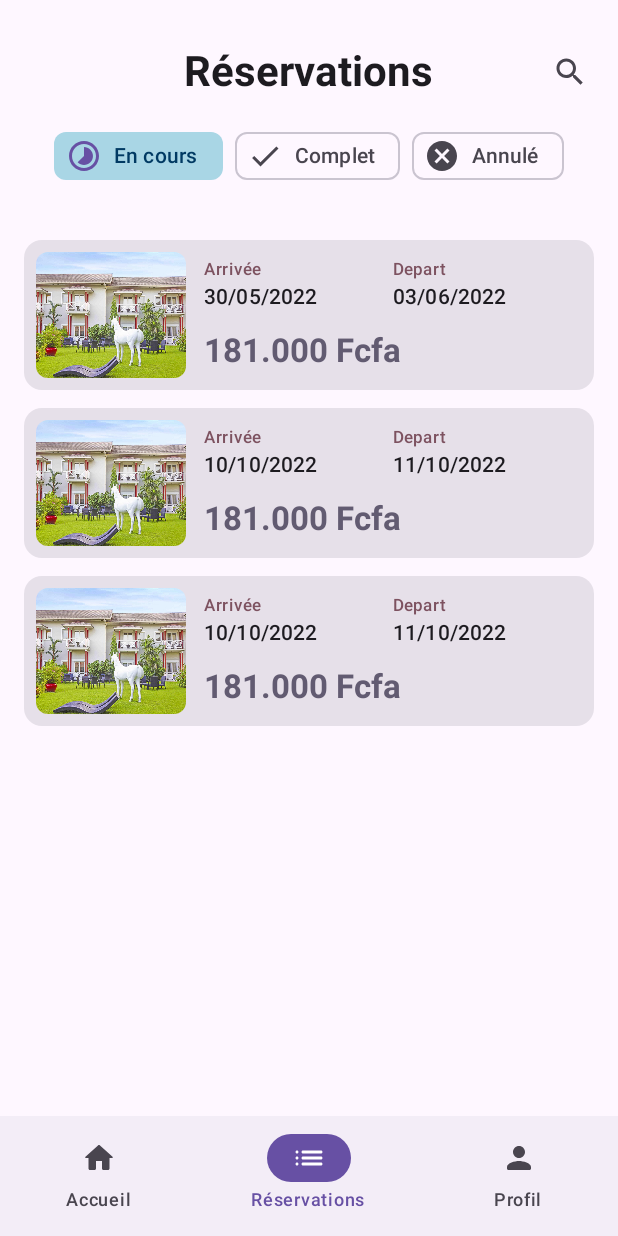
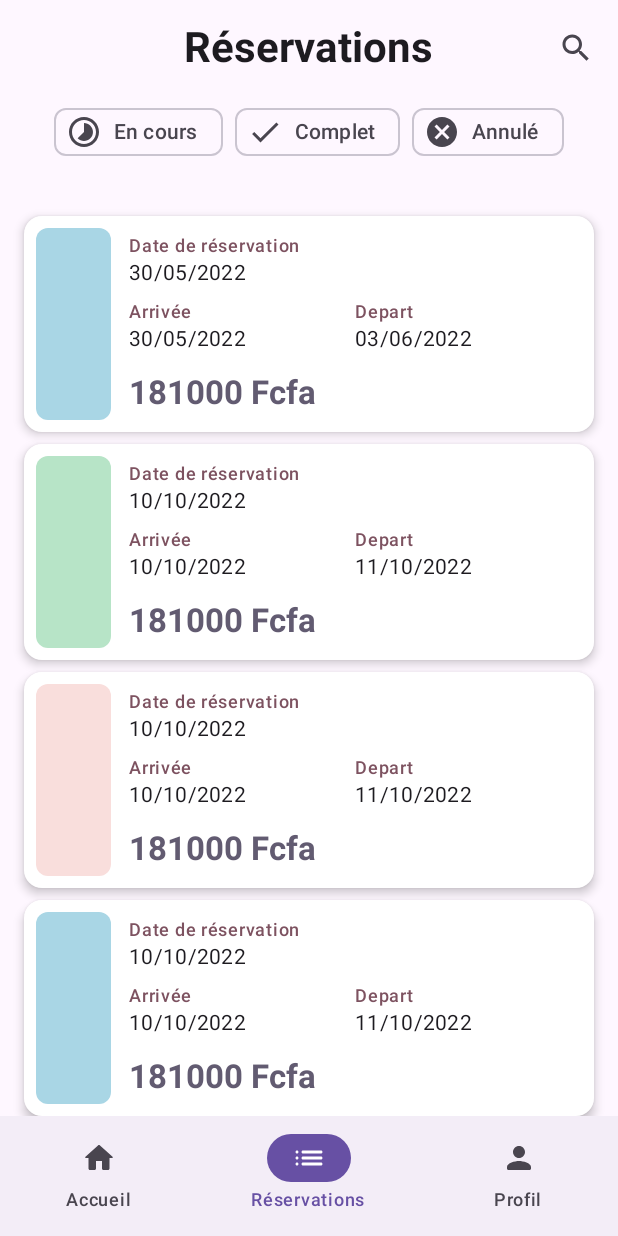
Before and after one commit to MelSardes/Nomad, an Android app built with Jetpack Compose: the screen it shows after launch (MainActivity), item 2 of the bottom bar chosen, on a phone screen of 412 x 824 dp. Run offline under Robolectric (Android 15) with nearby library versions, the phone set to English and light mode, and no system bars; our stand-ins replace accompanist.

Commit message:
Add search Bar, Change `BookingHistory` cards color

```diff
--- a/app/src/main/java/com/mukite/nomad/data/NomadUiState.kt
+++ b/app/src/main/java/com/mukite/nomad/data/NomadUiState.kt
@@ -17,7 +17,8 @@ data class NomadUiState(
     val personalInformation: PersonalInformation = PersonalInformation(),
     val totalPrice: Long = 0,
     val selectedRoomType: RoomType = RoomType.SUITE,
-    val selectedBookingHistoryItem: Booking? = null
+    val selectedBookingHistoryItem: Booking? = null,
+    val searchQuery: String = "",
 )
 
 data class PersonalInformation(
--- a/app/src/main/java/com/mukite/nomad/data/datasource/DataSource.kt
+++ b/app/src/main/java/com/mukite/nomad/data/datasource/DataSource.kt
@@ -20,6 +20,7 @@ object DataSource {
 
     val bookingSampleList = listOf(
         Booking(
+            id = 1,
             hotel = "Nomad",
             place = "Libreville",
             status = BookingStatus.ONGOING,
@@ -31,6 +32,7 @@ object DataSource {
             roomType = "Suite",
         ),
         Booking(
+            id = 2,
             hotel = "Nomad",
             place = "Libreville",
             status = BookingStatus.COMPLETED,
@@ -42,6 +44,7 @@ object DataSource {
             roomType = "Appartement",
         ),
         Booking(
+            id = 3,
             hotel = "Nomad",
             place = "Libreville",
             status = BookingStatus.CANCELED,
@@ -53,6 +56,7 @@ object DataSource {
             roomType = "Appartement",
         ),
         Booking(
+            id = 4,
             hotel = "Nomad",
             place = "Libreville",
             status = BookingStatus.ONGOING,
@@ -64,6 +68,7 @@ object DataSource {
             roomType = "suite",
         ),
         Booking(
+            id = 5,
             hotel = "Nomad",
             place = "Libreville",
             status = BookingStatus.COMPLETED,
@@ -75,7 +80,7 @@ object DataSource {
             roomType = "Suite",
         ),
         Booking(
-
+            id = 6,
             hotel = "Nomad",
             place = "Libreville",
             status = BookingStatus.ONGOING,
@@ -87,6 +92,7 @@ object DataSource {
             roomType = "Appartement",
         ),
         Booking(
+            id = 7,
             hotel = "Nomad",
             place = "Libreville",
             status = BookingStatus.CANCELED,
--- a/app/src/main/java/com/mukite/nomad/data/model/Booking.kt
+++ b/app/src/main/java/com/mukite/nomad/data/model/Booking.kt
@@ -1,6 +1,7 @@
 package com.mukite.nomad.data.model
 
 data class Booking(
+    val id: Int,
     val hotel: String,
     val place: String,
     val status: BookingStatus,
--- a/app/src/main/java/com/mukite/nomad/ui/NomadViewModel.kt
+++ b/app/src/main/java/com/mukite/nomad/ui/NomadViewModel.kt
@@ -103,4 +103,10 @@ class NomadViewModel : ViewModel() {
         }
     }
 
+    fun onSearchQueryChange(query: String) {
+        _uiState.update { currentValue ->
+            currentValue.copy(searchQuery = query)
+        }
+    }
+
 }
--- a/app/src/main/java/com/mukite/nomad/ui/bookingHistory/BookingHistory.kt
+++ b/app/src/main/java/com/mukite/nomad/ui/bookingHistory/BookingHistory.kt
@@ -1,40 +1,52 @@
 package com.mukite.nomad.ui.bookingHistory
 
+import androidx.compose.animation.AnimatedVisibility
 import androidx.compose.foundation.Image
 import androidx.compose.foundation.ScrollState
+import androidx.compose.foundation.background
 import androidx.compose.foundation.layout.Arrangement
 import androidx.compose.foundation.layout.Box
 import androidx.compose.foundation.layout.Column
 import androidx.compose.foundation.layout.IntrinsicSize
 import androidx.compose.foundation.layout.Row
 import androidx.compose.foundation.layout.Spacer
+import androidx.compose.foundation.layout.WindowInsets
+import androidx.compose.foundation.layout.captionBar
 import androidx.compose.foundation.layout.fillMaxHeight
 import androidx.compose.foundation.layout.fillMaxSize
 import androidx.compose.foundation.layout.fillMaxWidth
 import androidx.compose.foundation.layout.height
 import androidx.compose.foundation.layout.padding
 import androidx.compose.foundation.layout.width
+import androidx.compose.foundation.lazy.LazyColumn
+import androidx.compose.foundation.lazy.items
 import androidx.compose.foundation.rememberScrollState
 import androidx.compose.foundation.shape.RoundedCornerShape
 import androidx.compose.foundation.verticalScroll
 import androidx.compose.material.icons.Icons
+import androidx.compose.material.icons.filled.ArrowBack
 import androidx.compose.material.icons.filled.Cancel
 import androidx.compose.material.icons.filled.Check
 import androidx.compose.material.icons.filled.Search
 import androidx.compose.material.icons.filled.Timelapse
+import androidx.compose.material.icons.sharp.Cancel
 import androidx.compose.material3.Card
 import androidx.compose.material3.CardDefaults
 import androidx.compose.material3.CenterAlignedTopAppBar
 import androidx.compose.material3.ExperimentalMaterial3Api
 import androidx.compose.material3.FilterChip
 import androidx.compose.material3.Icon
-import androidx.compose.material3.InputChip
+import androidx.compose.material3.IconButton
 import androidx.compose.material3.InputChipDefaults
 import androidx.compose.material3.MaterialTheme
+import androidx.compose.material3.SearchBar
 import androidx.compose.material3.Text
 import androidx.compose.runtime.Composable
+import androidx.compose.runtime.collectAsState
 import androidx.compose.runtime.getValue
 import androidx.compose.runtime.mutableIntStateOf
+import androidx.compose.runtime.mutableStateOf
+import androidx.compose.runtime.remember
 import androidx.compose.runtime.saveable.rememberSaveable
 import androidx.compose.runtime.setValue
 import androidx.compose.ui.Alignment
@@ -54,34 +66,106 @@ import com.mukite.nomad.data.model.Booking
 import com.mukite.nomad.data.model.BookingStatus
 import com.mukite.nomad.ui.NomadViewModel
 
+@OptIn(ExperimentalMaterial3Api::class)
 @Composable
 fun BookingHistory(
     viewModel: NomadViewModel,
     modifier: Modifier = Modifier,
     navigateToDetails: () -> Unit
 ) {
-    val scrollState = rememberScrollState()
+    val uiState = viewModel.uiState.collectAsState()
+    var selectedChip by rememberSaveable { mutableIntStateOf(0) }
+    val searchBarState = remember { mutableStateOf(false) }
 
-    var selectedChip by rememberSaveable { mutableIntStateOf(0) }
+    Column(modifier = modifier) {
+        AnimatedVisibility(visible = !(searchBarState.value)) {
+            TopBar() { searchBarState.value = !searchBarState.value }
+        }
 
-    Column(modifier = modifier.padding(16.dp)) {
-        TopBar()
+        AnimatedVisibility(visible = searchBarState.value) {
+            SearchBar(
+                query = uiState.value.searchQuery,
+                onQueryChange = {
+                    viewModel.onSearchQueryChange(it)
+                },
+                onSearch = {},
+                active = searchBarState.value,
+                onActiveChange = {
+                    searchBarState.value = it
+                },
+                placeholder = { Text(text = stringResource(id = R.string.search_placeholder), color = Color.LightGray) },
+                leadingIcon = {
+                    if (searchBarState.value) {
+                        IconButton(onClick = { searchBarState.value = false }) {
+                            Icon(
+                                imageVector = Icons.Filled.ArrowBack,
+                                contentDescription = null,
+                            )
+                        }
+                    } else {
+                        Icon(
+                            imageVector = Icons.Filled.Search,
+                            contentDescription = null,
+                        )
+                    }
+                },
+                trailingIcon = {
+                    if (uiState.value.searchQuery.isNotEmpty()) {
+                        IconButton(onClick = { viewModel.onSearchQueryChange("") }) {
+                            Icon(
+                                imageVector = Icons.Filled.Cancel,
+                                contentDescription = null,
+                            )
+                        }
+                    }
+                },
+                windowInsets = WindowInsets.captionBar
+            ) {
+                LazyColumn(
+                    verticalArrangement = Arrangement.spacedBy(8.dp),
+                    modifier = Modifier.fillMaxSize().padding(horizontal = 16.dp)
+                ) {
+                    item {
+                        Text(
+                            text = "Dernieres réservations",
+                            style = MaterialTheme.typography.labelMedium.copy(fontWeight = FontWeight.SemiBold ),
+                            modifier = Modifier
+                                .fillMaxWidth()
+                                .padding(top = 8.dp)
+                        )
+                        Spacer(modifier = Modifier.height(16.dp))
+                    }
+
+                    items(DataSource.bookingSampleList.shuffled().take(6), key = { it.id }) {
+                        BookingCard(booking = it) {
+                            viewModel.selectedBookingHistoryItem(it)
+                            navigateToDetails()
+                        }
+                    }
+                }
+            }
+        }
+
+        Column(modifier = Modifier
+            .fillMaxWidth()
+            .padding(horizontal = 16.dp)
+        ) {
             ChipsOptions(
                 selectedChip = selectedChip,
                 modifier = Modifier.fillMaxWidth()
             ) { selectedChip = it }
 
-        Spacer(modifier = Modifier.padding(16.dp))
-        BookingList(selectedChip, scrollState)  {
+            BookingList(selectedChip) {
                 viewModel.selectedBookingHistoryItem(it)
                 navigateToDetails()
+            }
         }
     }
 }
 
 @Composable
 @OptIn(ExperimentalMaterial3Api::class)
-private fun TopBar() {
+private fun TopBar(onSearchIconTap: () -> Unit = {}) {
     CenterAlignedTopAppBar(
         title = {
             Text(
@@ -90,53 +174,43 @@ private fun TopBar() {
             )
         },
         actions = {
+            IconButton(onClick = { onSearchIconTap() }) {
                 Icon(imageVector = Icons.Filled.Search, contentDescription = null)
+            }
         }
     )
 }
 
 @Composable
-private fun BookingList(selectedChip: Int, scrollState: ScrollState, onCardClick: (Booking) -> Unit) {
-    Column(modifier = Modifier
-        .fillMaxSize()
-        .verticalScroll(scrollState), verticalArrangement = Arrangement.spacedBy(12.dp)) {
-
+private fun BookingList(
+    selectedChip: Int,
+    onCardClick: (Booking) -> Unit
+) {
+    LazyColumn(
+        modifier = Modifier.fillMaxSize(),
+        verticalArrangement = Arrangement.spacedBy(8.dp)
+//        .verticalScroll(scrollState), verticalArrangement = Arrangement.spacedBy(12.dp)
+    ) {
+        item { Spacer(modifier = Modifier.height(24.dp)) }
+        items(
             when (selectedChip) {
-            0 -> {
-                DataSource.bookingSampleList.filter { it.status == BookingStatus.ONGOING }
-                    .forEach { booking ->
+                1 -> DataSource.bookingSampleList.filter { it.status == BookingStatus.ONGOING }
+                2 -> DataSource.bookingSampleList.filter { it.status == BookingStatus.COMPLETED }
+                3 -> DataSource.bookingSampleList.filter { it.status == BookingStatus.CANCELED }
+                else -> DataSource.bookingSampleList
+            },
+            key = { it.id }) {
             BookingCard(
-                            booking = booking,
+                booking = it,
                 modifier = Modifier.fillMaxWidth()
-                        ) { onCardClick(booking) }
-                    }
-            }
-
-            1 -> {
-                DataSource.bookingSampleList.filter { it.status == BookingStatus.COMPLETED }
-                    .forEach { booking ->
-                        BookingCard(
-                            booking = booking,
-                            modifier = Modifier.fillMaxWidth()
-                        ) { onCardClick(booking) }
-                    }
-            }
-
-            2 -> {
-                DataSource.bookingSampleList.filter { it.status == BookingStatus.CANCELED }
-                    .forEach { booking ->
-                        BookingCard(
-                            booking = booking,
-                            modifier = Modifier.fillMaxWidth()
-                        ) { onCardClick(booking) }
-                    }
-            }
+            ) { onCardClick(it) }
         }
     }
 }
 
+
 val chipsTags = listOf(
-    Pair("En cours",Icons.Filled.Timelapse),
+    Pair("En cours", Icons.Filled.Timelapse),
     Pair("Complet", Icons.Filled.Check),
     Pair("Annulé", Icons.Filled.Cancel),
 )
@@ -157,25 +231,30 @@ private fun ChipsOptions(
         )
     ) {
         chipsTags.forEachIndexed { index, (chipTag, icon) ->
+            val newIndex = index.plus(1)
+
             FilterChip(
-                selected = selectedChip == index,
-                onClick = { onChipSelected(index) },
+                selected = selectedChip == newIndex,
+                onClick = {
+                    if (selectedChip == newIndex) onChipSelected(0)
+                    else onChipSelected(newIndex)
+                },
                 leadingIcon = { Icon(imageVector = icon, contentDescription = null) },
                 label = { Text(chipTag) },
                 colors = InputChipDefaults.inputChipColors(
                     containerColor = MaterialTheme.colorScheme.surface,
-                    selectedContainerColor = when (index) {
-                        0 -> Color(0xFFA9D6E5)
-                        1 -> Color(0xFFB7E4C7)
-                        2 -> MaterialTheme.colorScheme.errorContainer
+                    selectedContainerColor = when (newIndex) {
+                        1 -> Color(0xFFA9D6E5)
+                        2 -> Color(0xFFB7E4C7)
+                        3 -> MaterialTheme.colorScheme.errorContainer
                         else -> MaterialTheme.colorScheme.primary
                     },
-                    selectedLabelColor = when (index) {
-                        0 -> Color(0xFF013A63)
-                        1 -> Color(0xFF1B4332)
-                        2 -> MaterialTheme.colorScheme.onErrorContainer
+                    selectedLabelColor = when (newIndex) {
+                        1 -> Color(0xFF013A63)
+                        2 -> Color(0xFF1B4332)
+                        3 -> MaterialTheme.colorScheme.onErrorContainer
                         else -> MaterialTheme.colorScheme.primary
-                    },
+                    }
                 )
             )
         }
@@ -189,31 +268,54 @@ fun BookingCard(booking: Booking, modifier: Modifier = Modifier, onClick: () ->
     Card(
         onClick = { onClick() },
         modifier = modifier.height(IntrinsicSize.Max),
-        elevation = CardDefaults.cardElevation(defaultElevation = 1.dp)
+        elevation = CardDefaults.cardElevation(defaultElevation = 4.dp),
+        colors = CardDefaults.cardColors(containerColor = Color.White)
     ) {
-        Row(modifier = Modifier
+        Row(
+            modifier = Modifier
                 .fillMaxSize()
-            .height(100.dp)
-            .padding(8.dp)) {
+//                .height(100.dp)
+                .padding(8.dp)
+        ) {
             Box(
                 modifier = Modifier
                     .fillMaxHeight()
-                    .width(100.dp)
+                    .width(50.dp)
                     .clip(RoundedCornerShape(8.dp))
+                    .background(
+                        when (booking.status) {
+                            BookingStatus.ONGOING -> Color(0xFFA9D6E5)
+                            BookingStatus.COMPLETED -> Color(0xFFB7E4C7)
+                            BookingStatus.CANCELED -> MaterialTheme.colorScheme.errorContainer
+                        }
+                    )
+            )
+
+            Spacer(modifier = Modifier.width(12.dp))
+
+            Column(
+                modifier = Modifier
+                    .fillMaxSize()
+                    .padding(vertical = 4.dp)
             ) {
-                Image(
-                    painter = painterResource(id = R.drawable.nomad_main),
-                    contentDescription = null,
-                    contentScale = ContentScale.Crop,
-                    modifier = Modifier.fillMaxSize()
+                Column(Modifier.weight(1f)) {
+                    Text(
+                        text = "Date de réservation",
+                        textAlign = TextAlign.Start,
+                        style = MaterialTheme.typography.labelMedium.copy(
+                            fontWeight = FontWeight.Medium,
+                            color = MaterialTheme.colorScheme.tertiary
+                        )
+                    )
+                    Text(
+                        text = booking.checkIn,
+                        textAlign = TextAlign.Start,
+                        style = MaterialTheme.typography.bodyMedium
                     )
                 }
 
-            Spacer(modifier = Modifier.width(12.dp))
+                Spacer(modifier = Modifier.height(8.dp))
 
-            Column(modifier = Modifier
-                .fillMaxSize()
-                .padding(vertical = 4.dp)) {
                 Row(
                     modifier = Modifier.fillMaxWidth(),
                     horizontalArrangement = Arrangement.SpaceBetween,
@@ -223,7 +325,7 @@ fun BookingCard(booking: Booking, modifier: Modifier = Modifier, onClick: () ->
                         Text(
                             text = "Arrivée",
                             textAlign = TextAlign.Start,
-                            style = MaterialTheme.typography.labelSmall.copy(
+                            style = MaterialTheme.typography.labelMedium.copy(
                                 fontWeight = FontWeight.Medium,
                                 color = MaterialTheme.colorScheme.tertiary
                             )
@@ -231,7 +333,7 @@ fun BookingCard(booking: Booking, modifier: Modifier = Modifier, onClick: () ->
                         Text(
                             text = booking.checkIn,
                             textAlign = TextAlign.Start,
-                            style = MaterialTheme.typography.labelLarge
+                            style = MaterialTheme.typography.bodyMedium
                         )
                     }
 
@@ -239,7 +341,7 @@ fun BookingCard(booking: Booking, modifier: Modifier = Modifier, onClick: () ->
                         Text(
                             text = "Depart",
                             textAlign = TextAlign.Start,
-                            style = MaterialTheme.typography.labelSmall.copy(
+                            style = MaterialTheme.typography.labelMedium.copy(
                                 fontWeight = FontWeight.Medium,
                                 color = MaterialTheme.colorScheme.tertiary
                             )
@@ -247,14 +349,14 @@ fun BookingCard(booking: Booking, modifier: Modifier = Modifier, onClick: () ->
                         Text(
                             text = booking.checkOut,
                             textAlign = TextAlign.Start,
-                            style = MaterialTheme.typography.labelLarge
+                            style = MaterialTheme.typography.bodyMedium
                         )
                     }
                 }
 
-                Spacer(modifier = Modifier.weight(1f))
+                Spacer(modifier = Modifier.height(12.dp))
                 Text(
-                    text = "181.000 Fcfa",
+                    text = "${booking.price} Fcfa",
                     color = MaterialTheme.colorScheme.secondary,
                     style = MaterialTheme.typography.titleLarge.copy(fontWeight = FontWeight.Bold),
                 )
--- a/app/src/main/res/values/strings.xml
+++ b/app/src/main/res/values/strings.xml
@@ -58,4 +58,5 @@
     <string name="clothesService">Service de linge</string>
     <string name="hotel_location">Quartier de l\'aéroport, B.P. 8580, Libreville - Gabon</string>
     <string name="see_less">Voir moins</string>
+    <string name="search_placeholder">Rechercher une réservation ...</string>
 </resources>
```
Lines whose indentation alone changed are shown as unchanged.
